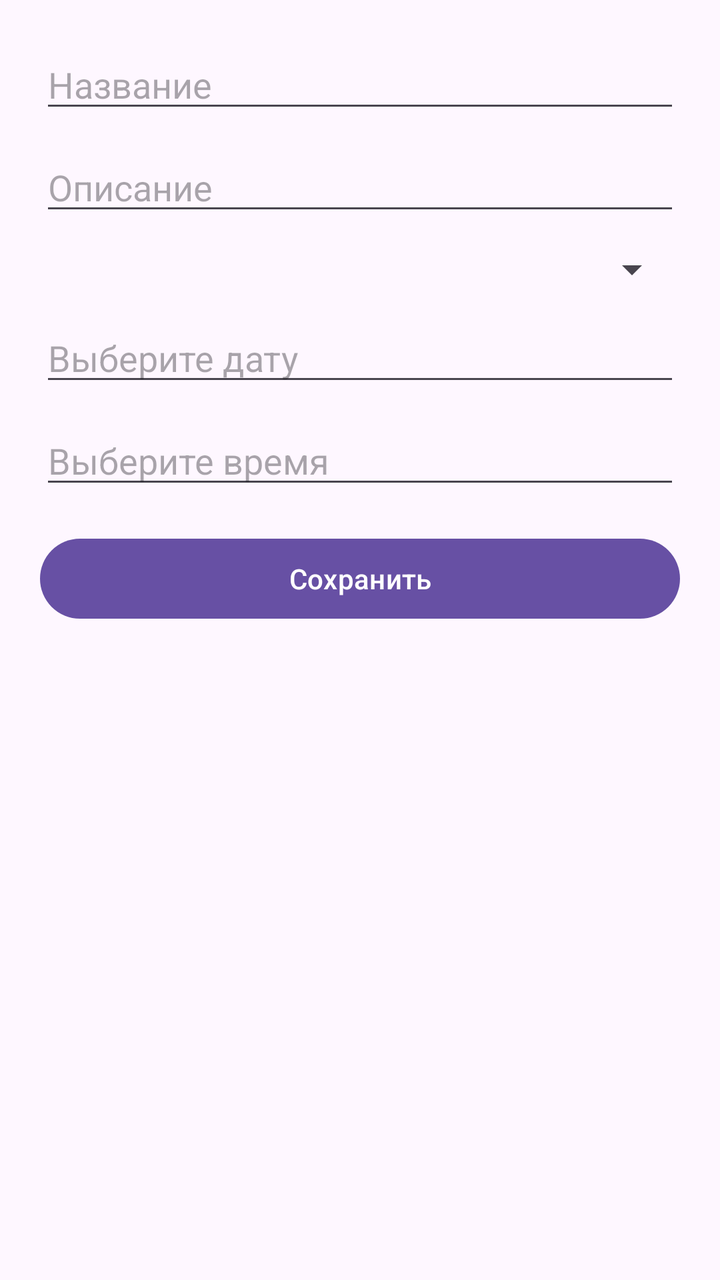
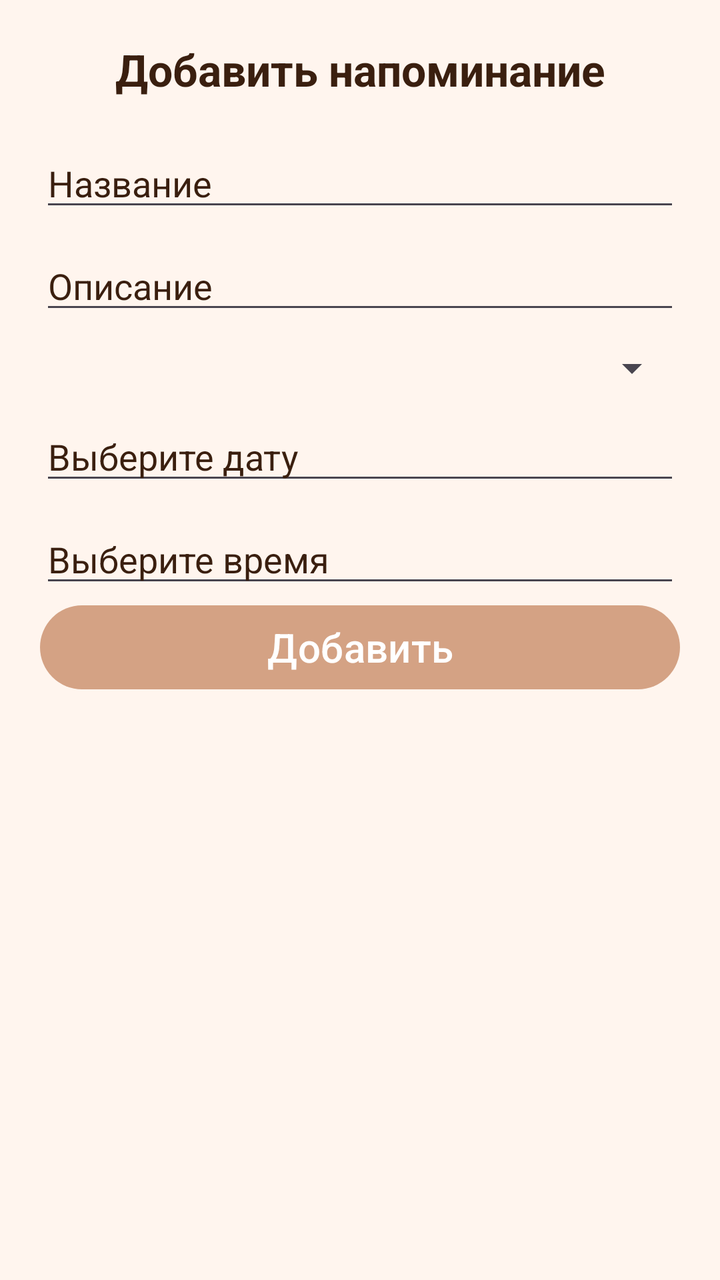

Before-and-after screenshots of an Android layout around one commit, followed by the original layout XML and the change that was made.
<!-- AndroidManifest.xml: application theme Theme.MyPet -->
<!-- res/layout/dialog_add_reminder.xml -->
<?xml version="1.0" encoding="utf-8"?>
<LinearLayout
    xmlns:android="http://schemas.android.com/apk/res/android"
    android:layout_width="match_parent"
    android:layout_height="wrap_content"
    android:orientation="vertical"
    android:padding="20dp">

    <EditText
        android:id="@+id/etReminderTitle"
        android:layout_width="match_parent"
        android:layout_height="wrap_content"
        android:hint="Название"/>

    <EditText
        android:id="@+id/etReminderDesc"
        android:layout_width="match_parent"
        android:layout_height="wrap_content"
        android:layout_marginTop="10dp"
        android:hint="Описание"/>

    <Spinner
        android:id="@+id/spinnerCategory"
        android:layout_width="match_parent"
        android:layout_height="wrap_content"
        android:layout_marginTop="10dp"/>

    <EditText
        android:id="@+id/etReminderDate"
        android:layout_width="match_parent"
        android:layout_height="wrap_content"
        android:layout_marginTop="10dp"
        android:focusable="false"
        android:clickable="true"
        android:hint="Выберите дату"/>

    <EditText
        android:id="@+id/etReminderTime"
        android:layout_width="match_parent"
        android:layout_height="wrap_content"
        android:layout_marginTop="10dp"
        android:focusable="false"
        android:clickable="true"
        android:hint="Выберите время"/>

    <Button
        android:id="@+id/btnSaveReminder"
        android:layout_width="match_parent"
        android:layout_height="wrap_content"
        android:text="Сохранить"
        android:layout_marginTop="16dp"/>

</LinearLayout>
<!-- resources referenced by this layout -->
<resources>
  <style name="Theme.MyPet" parent="Base.Theme.MyPet" />
  <style name="Base.Theme.MyPet" parent="Theme.Material3.DayNight.NoActionBar">
          
          
      </style>
</resources>

<!-- the commit's change to res/layout/dialog_add_reminder.xml (unified diff, before → after) -->
@@ -1,29 +1,43 @@
 <?xml version="1.0" encoding="utf-8"?>
-<LinearLayout
-    xmlns:android="http://schemas.android.com/apk/res/android"
+<LinearLayout xmlns:android="http://schemas.android.com/apk/res/android"
     android:layout_width="match_parent"
     android:layout_height="wrap_content"
+    xmlns:app="http://schemas.android.com/apk/res-auto"
     android:orientation="vertical"
-    android:padding="20dp">
+    android:padding="20dp"
+    android:background="#FFF5EE">
+
+    <TextView
+        android:layout_width="match_parent"
+        android:layout_height="wrap_content"
+        android:text="Добавить напоминание"
+        android:textColor="#3A1F0F"
+        android:textSize="22sp"
+        android:textStyle="bold"
+        android:gravity="center"
+        android:layout_marginBottom="20dp" />
 
     <EditText
         android:id="@+id/etReminderTitle"
         android:layout_width="match_parent"
         android:layout_height="wrap_content"
-        android:hint="Название"/>
+        android:hint="Название"
+        android:textColorHint="#3A1F0F"/>
 
     <EditText
         android:id="@+id/etReminderDesc"
         android:layout_width="match_parent"
         android:layout_height="wrap_content"
         android:layout_marginTop="10dp"
-        android:hint="Описание"/>
+        android:hint="Описание"
+        android:textColorHint="#3A1F0F"/>
 
     <Spinner
         android:id="@+id/spinnerCategory"
         android:layout_width="match_parent"
         android:layout_height="wrap_content"
-        android:layout_marginTop="10dp"/>
+        android:layout_marginTop="10dp"
+        android:textColorHint="#3A1F0F"/>
 
     <EditText
         android:id="@+id/etReminderDate"
@@ -32,7 +46,8 @@
         android:layout_marginTop="10dp"
         android:focusable="false"
         android:clickable="true"
-        android:hint="Выберите дату"/>
+        android:hint="Выберите дату"
+        android:textColorHint="#3A1F0F"/>
 
     <EditText
         android:id="@+id/etReminderTime"
@@ -41,13 +56,16 @@
         android:layout_marginTop="10dp"
         android:focusable="false"
         android:clickable="true"
-        android:hint="Выберите время"/>
+        android:hint="Выберите время"
+        android:textColorHint="#3A1F0F"/>
 
     <Button
         android:id="@+id/btnSaveReminder"
         android:layout_width="match_parent"
-        android:layout_height="wrap_content"
-        android:text="Сохранить"
-        android:layout_marginTop="16dp"/>
+        android:layout_height="50dp"
+        android:text="Добавить"
+        android:textColor="#FFFFFF"
+        android:textSize="20sp"
+        app:backgroundTint="#D4A284" />
 
 </LinearLayout>
